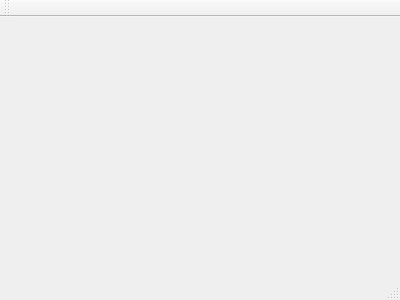
The window that src/mainwindow.ui (ec1oud/nettebook) describes before a commit, drawn with Qt 5.
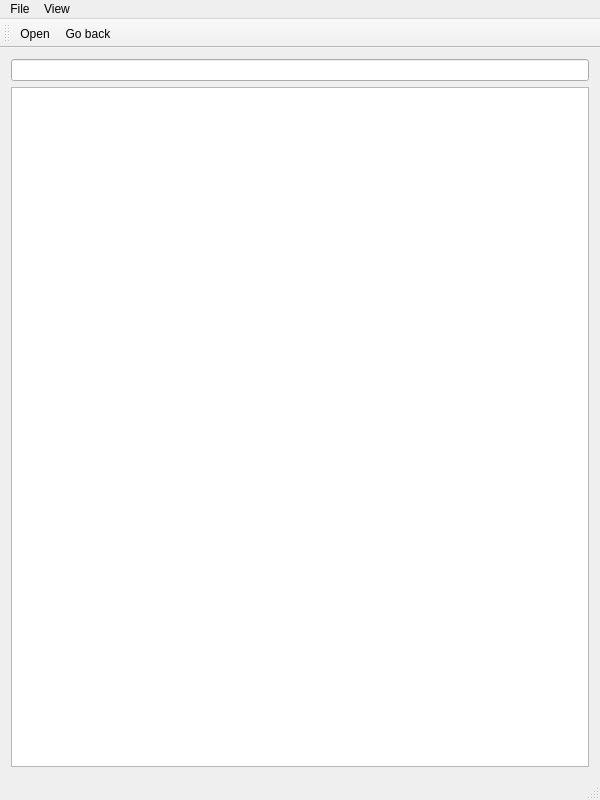
The same window after the commit. Icons and pictures are not drawn. Custom widgets are drawn as their Qt base class.

Commit message:
implemented a very basic Markdown browser
- Can follow forward links to files in the same dir; can't yet go back.

```diff
--- a/src/mainwindow.ui
+++ b/src/mainwindow.ui
@@ -1,24 +1,118 @@
 <ui version="4.0">
  <class>MainWindow</class>
- <widget class="QMainWindow" name="MainWindow" >
-  <property name="geometry" >
+ <widget class="QMainWindow" name="MainWindow">
+  <property name="geometry">
    <rect>
     <x>0</x>
     <y>0</y>
-    <width>400</width>
-    <height>300</height>
+    <width>600</width>
+    <height>800</height>
    </rect>
   </property>
   <property name="windowTitle" >
    <string>MainWindow</string>
   </property>
-  <widget class="QMenuBar" name="menuBar" />
-  <widget class="QToolBar" name="mainToolBar" />
-  <widget class="QWidget" name="centralWidget" />
-  <widget class="QStatusBar" name="statusBar" />
+  <widget class="QWidget" name="centralWidget">
+   <layout class="QVBoxLayout" name="verticalLayout">
+    <item>
+     <layout class="QHBoxLayout" name="toolbarStuff">
+      <item>
+       <widget class="QLineEdit" name="urlField">
+        <property name="minimumSize">
+         <size>
+          <width>300</width>
+          <height>0</height>
+         </size>
+        </property>
+       </widget>
+      </item>
+     </layout>
+    </item>
+    <item>
+     <widget class="MarkdownBrowser" name="browser"/>
+    </item>
+   </layout>
+  </widget>
+  <widget class="QMenuBar" name="menuBar">
+   <property name="geometry">
+    <rect>
+     <x>0</x>
+     <y>0</y>
+     <width>600</width>
+     <height>20</height>
+    </rect>
+   </property>
+   <widget class="QMenu" name="menuFile">
+    <property name="title">
+     <string>File</string>
+    </property>
+    <addaction name="actionOpen"/>
+    <addaction name="actionQuit"/>
+   </widget>
+   <widget class="QMenu" name="menuView">
+    <property name="title">
+     <string>View</string>
+    </property>
+    <addaction name="actionGo_back"/>
+   </widget>
+   <addaction name="menuFile"/>
+   <addaction name="menuView"/>
+  </widget>
+  <widget class="QToolBar" name="mainToolBar">
+   <attribute name="toolBarArea">
+    <enum>TopToolBarArea</enum>
+   </attribute>
+   <attribute name="toolBarBreak">
+    <bool>false</bool>
+   </attribute>
+   <addaction name="actionOpen"/>
+   <addaction name="actionGo_back"/>
+  </widget>
+  <widget class="QStatusBar" name="statusBar"/>
+  <action name="actionOpen">
+   <property name="icon">
+    <iconset theme="document-open">
+     <normaloff>.</normaloff>.</iconset>
+   </property>
+   <property name="text">
+    <string>Open</string>
+   </property>
+   <property name="shortcut">
+    <string>Ctrl+O</string>
+   </property>
+  </action>
+  <action name="actionQuit">
+   <property name="icon">
+    <iconset theme="application-exit">
+     <normaloff>.</normaloff>.</iconset>
+   </property>
+   <property name="text">
+    <string>Quit</string>
+   </property>
+   <property name="shortcut">
+    <string>Ctrl+Q</string>
+   </property>
+  </action>
+  <action name="actionGo_back">
+   <property name="icon">
+    <iconset theme="back"/>
+   </property>
+   <property name="text">
+    <string>Go back</string>
+   </property>
+   <property name="shortcut">
+    <string>Alt+Left</string>
+   </property>
+  </action>
  </widget>
- <layoutDefault spacing="6" margin="11" />
- <pixmapfunction></pixmapfunction>
+ <layoutdefault spacing="6" margin="11"/>
+ <customwidgets>
+  <customwidget>
+   <class>MarkdownBrowser</class>
+   <extends>QTextBrowser</extends>
+   <header>markdownbrowser.h</header>
+  </customwidget>
+ </customwidgets>
  <resources/>
  <connections/>
 </ui>
```
Left out of the diff: 3 changed lines with no effect on the pictures. The commit also changes 5 other files.
